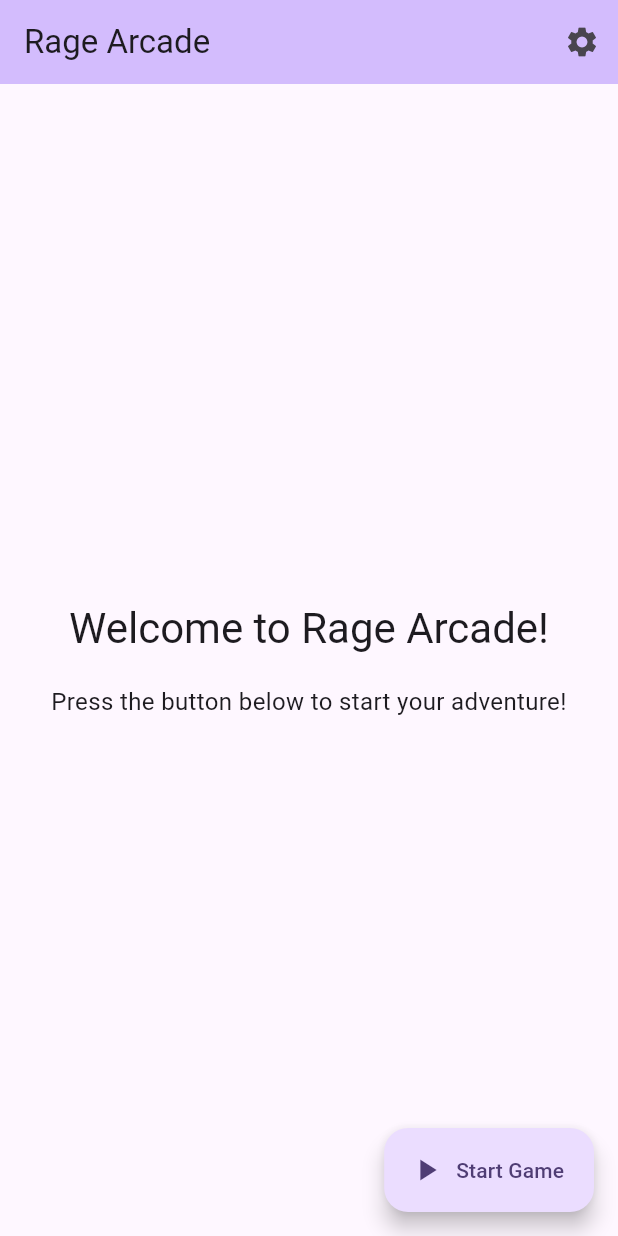
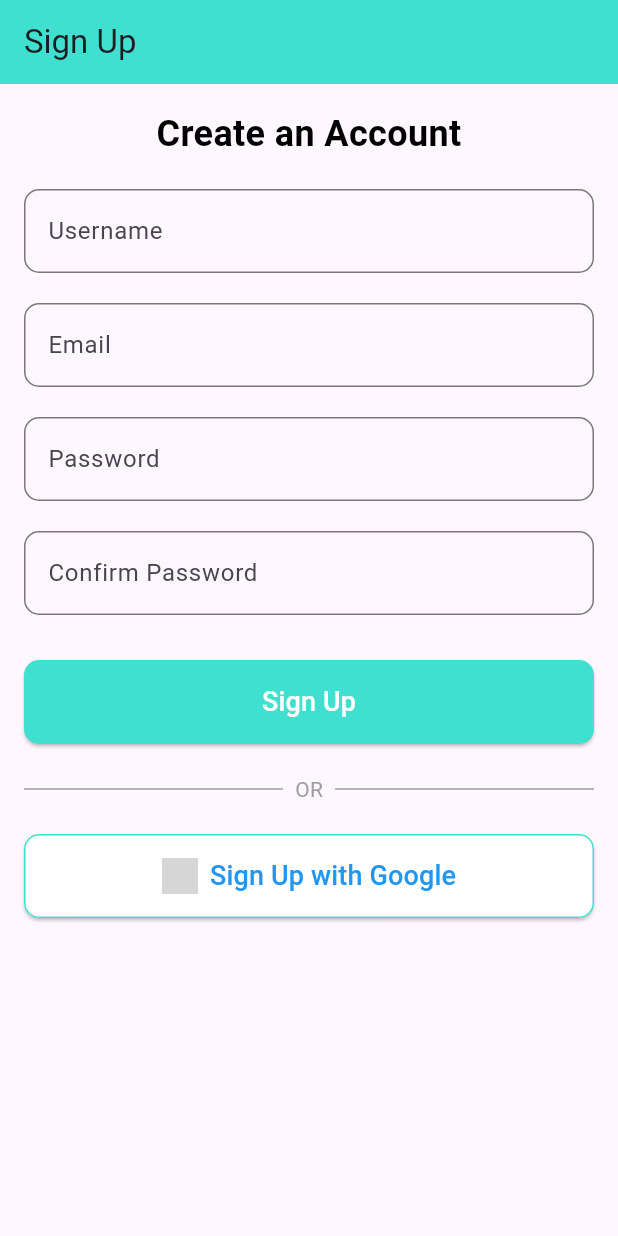
Before and after one commit to infangle/RageArcade, a Flutter app: the screen it shows after launch, on a phone screen of 412 x 824 dp. Run offline on Flutter 3.47's test engine with Material 3 defaults, Android fonts, the light colour scheme and no system bars; our stand-ins replace audioplayers; grey boxes are pictures that could not be loaded.

Commit message:
signup page added

```diff
--- /dev/null
+++ b/lib/auth/signup.dart
@@ -0,0 +1,142 @@
+import 'package:flutter/material.dart';
+
+class SignUpPage extends StatelessWidget {
+  const SignUpPage({super.key});
+
+  static const Color turquoise = Color(0xFF40E0D0); // Define turquoise color
+
+  @override
+  Widget build(BuildContext context) {
+    return Scaffold(
+      appBar: AppBar(
+        title: const Text('Sign Up'),
+        backgroundColor: turquoise,
+      ),
+      body: Padding(
+        padding: const EdgeInsets.all(16.0),
+        child: SingleChildScrollView(
+          child: Column(
+            crossAxisAlignment: CrossAxisAlignment.stretch,
+            children: [
+              const Text(
+                'Create an Account',
+                style: TextStyle(
+                  fontSize: 24,
+                  fontWeight: FontWeight.bold,
+                  color: Colors.black,
+                ),
+                textAlign: TextAlign.center,
+              ),
+              const SizedBox(height: 20),
+              // Username Field
+              TextField(
+                decoration: InputDecoration(
+                  labelText: 'Username',
+                  border: OutlineInputBorder(
+                    borderRadius: BorderRadius.circular(10),
+                  ),
+                ),
+              ),
+              const SizedBox(height: 20),
+              // Email Field
+              TextField(
+                decoration: InputDecoration(
+                  labelText: 'Email',
+                  border: OutlineInputBorder(
+                    borderRadius: BorderRadius.circular(10),
+                  ),
+                ),
+              ),
+              const SizedBox(height: 20),
+              // Password Field
+              TextField(
+                obscureText: true,
+                decoration: InputDecoration(
+                  labelText: 'Password',
+                  border: OutlineInputBorder(
+                    borderRadius: BorderRadius.circular(10),
+                  ),
+                ),
+              ),
+              const SizedBox(height: 20),
+              // Confirm Password Field
+              TextField(
+                obscureText: true,
+                decoration: InputDecoration(
+                  labelText: 'Confirm Password',
+                  border: OutlineInputBorder(
+                    borderRadius: BorderRadius.circular(10),
+                  ),
+                ),
+              ),
+              const SizedBox(height: 30),
+              // Sign Up Button
+              ElevatedButton(
+                onPressed: () {
+                  // Handle signup logic
+                  ScaffoldMessenger.of(context).showSnackBar(
+                    const SnackBar(content: Text('Sign up complete!')),
+                  );
+                },
+                style: ElevatedButton.styleFrom(
+                  backgroundColor: turquoise,
+                  shape: RoundedRectangleBorder(
+                    borderRadius: BorderRadius.circular(10),
+                  ),
+                  padding: const EdgeInsets.symmetric(vertical: 15),
+                ),
+                child: const Text(
+                  'Sign Up',
+                  style: TextStyle(fontSize: 18, color: Colors.white),
+                ),
+              ),
+              const SizedBox(height: 20),
+              // Divider for Google signup
+              Row(
+                children: const [
+                  Expanded(child: Divider(thickness: 1, color: Colors.grey)),
+                  Padding(
+                    padding: EdgeInsets.symmetric(horizontal: 8.0),
+                    child: Text(
+                      'OR',
+                      style: TextStyle(color: Colors.grey),
+                    ),
+                  ),
+                  Expanded(child: Divider(thickness: 1, color: Colors.grey)),
+                ],
+              ),
+              const SizedBox(height: 20),
+              // Sign Up with Google Button using PNG Asset
+              ElevatedButton.icon(
+                onPressed: () {
+                  // Handle Google signup
+                  ScaffoldMessenger.of(context).showSnackBar(
+                    const SnackBar(
+                        content: Text('Google Sign Up coming soon!')),
+                  );
+                },
+                style: ElevatedButton.styleFrom(
+                  backgroundColor: Colors.white,
+                  side: BorderSide(color: turquoise),
+                  shape: RoundedRectangleBorder(
+                    borderRadius: BorderRadius.circular(10),
+                  ),
+                  padding: const EdgeInsets.symmetric(vertical: 15),
+                ),
+                icon: Image.asset(
+                  ' lib/assets/images/google.png', // Path to your PNG asset
+                  width: 24,
+                  height: 24,
+                ),
+                label: Text(
+                  'Sign Up with Google',
+                  style: TextStyle(fontSize: 18, color: Colors.blue),
+                ),
+              ),
+            ],
+          ),
+        ),
+      ),
+    );
+  }
+}
--- a/lib/main.dart
+++ b/lib/main.dart
@@ -1,6 +1,6 @@
 import 'package:flutter/material.dart';
 import 'screens/splashscreen.dart'; // Import the SplashScreen class
-import 'screens/game.dart';
+import 'auth/signup.dart'; // Import the SignUpPage class
 
 void main() {
   runApp(const MyApp());
@@ -12,6 +12,7 @@ class MyApp extends StatelessWidget {
   @override
   Widget build(BuildContext context) {
     return MaterialApp(
+      debugShowCheckedModeBanner: false, // Remove debug banner
       title: 'Rage Arcade',
       theme: ThemeData(
         colorScheme: ColorScheme.fromSeed(seedColor: Colors.deepPurple),
@@ -33,16 +34,17 @@ class _SplashScreenWrapperState extends State<SplashScreenWrapper> {
   @override
   void initState() {
     super.initState();
-    _navigateToHome();
+    _navigateToSignUp();
   }
 
-  void _navigateToHome() async {
+  // Navigate to SignUpPage after the splash screen
+  void _navigateToSignUp() async {
     await Future.delayed(const Duration(seconds: 5)); // Splash screen duration
     if (mounted) {
       Navigator.pushReplacement(
         context,
         MaterialPageRoute(
-          builder: (context) => const MyHomePage(title: 'Rage Arcade'),
+          builder: (context) => const SignUpPage(),
         ),
       );
     }
@@ -53,60 +55,3 @@ class _SplashScreenWrapperState extends State<SplashScreenWrapper> {
     return const SplashScreen(); // Display the splash screen
   }
 }
-
-class MyHomePage extends StatelessWidget {
-  const MyHomePage({super.key, required this.title});
-
-  final String title;
-
-  @override
-  Widget build(BuildContext context) {
-    return Scaffold(
-      appBar: AppBar(
-        backgroundColor: Theme.of(context).colorScheme.inversePrimary,
-        title: Text(title),
-        actions: [
-          IconButton(
-            icon: const Icon(Icons.settings),
-            tooltip: 'Settings',
-            onPressed: () {
-              // Future: Implement Settings navigation
-              ScaffoldMessenger.of(context).showSnackBar(
-                const SnackBar(content: Text('Settings page coming soon!')),
-              );
-            },
-          ),
-        ],
-      ),
-      body: Center(
-        child: Column(
-          mainAxisAlignment: MainAxisAlignment.center,
-          children: <Widget>[
-            Text(
-              'Welcome to Rage Arcade!',
-              style: Theme.of(context).textTheme.headlineMedium,
-              textAlign: TextAlign.center,
-            ),
-            const SizedBox(height: 20),
-            const Text(
-              'Press the button below to start your adventure!',
-              style: TextStyle(fontSize: 16),
-              textAlign: TextAlign.center,
-            ),
-          ],
-        ),
-      ),
-      floatingActionButton: FloatingActionButton.extended(
-        onPressed: () {
-          Navigator.push(
-            context,
-            MaterialPageRoute(builder: (context) => const MyGame()),
-          );
-        },
-        tooltip: 'Start Game',
-        label: const Text('Start Game'),
-        icon: const Icon(Icons.play_arrow),
-      ),
-    );
-  }
-}
--- a/pubspec.yaml
+++ b/pubspec.yaml
@@ -23,4 +23,5 @@ flutter:
     - lib/assets/images/boss.jpg
     - lib/assets/images/boss2.jpg
     - lib/assets/images/logo.png
+    - lib/assets/images/google.png
     - lib/assets/audio/bgmusic.mp3
```
Also changed, not shown: lib/assets/images/google.png (added).
